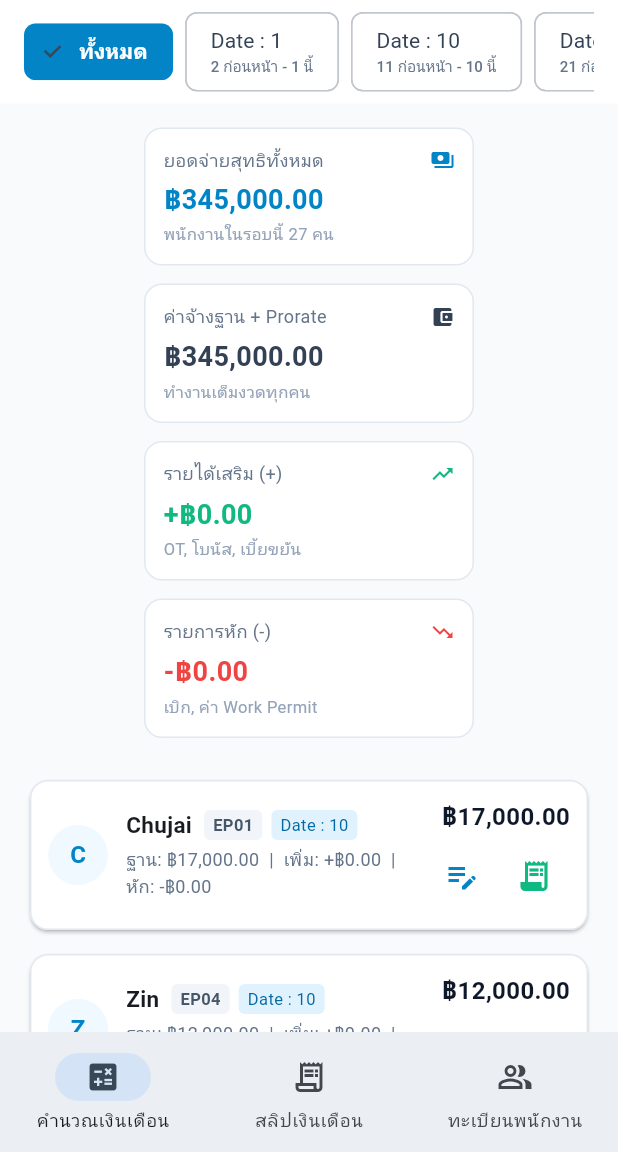
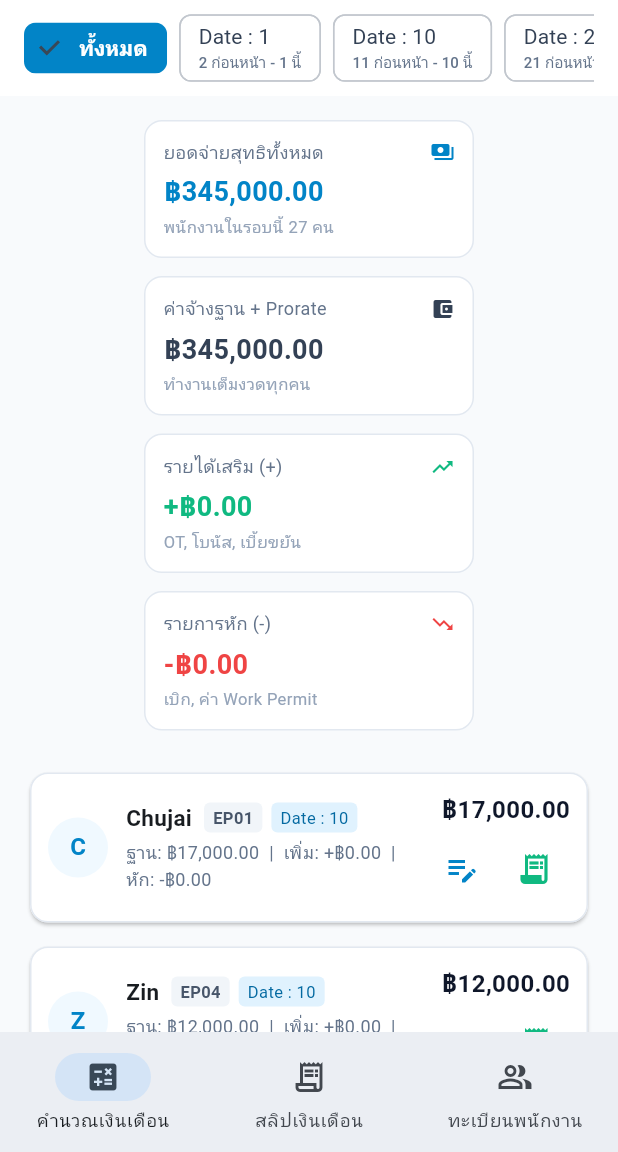
Before and after one commit to Churntawan/signature_payroll_app, a Flutter app: the screen it shows after launch, on a phone screen of 412 x 824 dp, the part 84-1236 px from its top. Run offline on Flutter 3.47's test engine with Material 3 defaults, Android fonts, the light colour scheme and no system bars.

Commit message:
fix: chip padding layout and polish

```diff
--- a/lib/main.dart
+++ b/lib/main.dart
@@ -475,6 +475,7 @@ class _PayrollMainScreenState extends State<PayrollMainScreen> {
         ],
       ),
       selectedColor: const Color(0xFF0284C7),
+      padding: const EdgeInsets.symmetric(vertical: 4, horizontal: 4),
       labelStyle: TextStyle(color: isSelected ? Colors.white : const Color(0xFF334155)),
       onSelected: (_) {
         setState(() {
```
